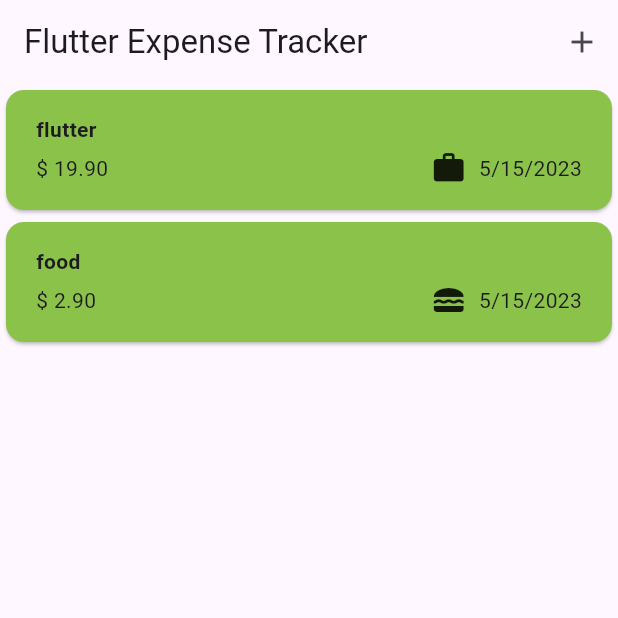
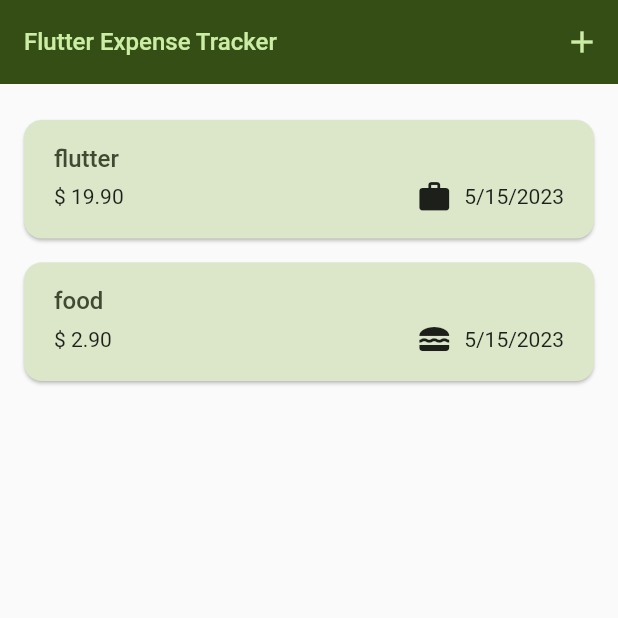
Before and after one commit to CrystalCAI11/flutter-demo, a Flutter app: the screen it shows after launch, on a phone screen of 412 x 824 dp, the top half of it. Run offline on Flutter 3.47's test engine with Material 2 defaults, Android fonts, the phone set to English and light mode, and no system bars; our stand-ins replace get.

Commit message:
add remove features and ThemeData

```diff
--- a/lib/controllers/expenses_controller.dart
+++ b/lib/controllers/expenses_controller.dart
@@ -80,6 +80,21 @@ class ExpensesController extends GetxController {
     selectedCategory.value = Category.food;
   }
 
+  removeExpense(int index, context) {
+    final removedExpense = registeredExpenses[index];
+    registeredExpenses.removeAt(index);
+    ScaffoldMessenger.of(context).clearSnackBars(); // 清除上一个snackbar
+    ScaffoldMessenger.of(context).showSnackBar(
+      SnackBar(
+        duration: const Duration(seconds: 3),
+        content: const Text('Expense deleted.'),
+        action: SnackBarAction(
+            label: 'Undo',
+            onPressed: () => registeredExpenses.insert(index, removedExpense)),
+      ),
+    );
+  }
+
   @override
   void onClose() {
     titleController.dispose();
--- a/lib/main.dart
+++ b/lib/main.dart
@@ -13,15 +13,57 @@ class MyApp extends StatelessWidget {
 
   @override
   Widget build(BuildContext context) {
+    final myColorScheme = ColorScheme.fromSeed(seedColor: Colors.lightGreen);
+    final myDarkColorScheme = ColorScheme.fromSeed(
+        brightness: Brightness.dark, seedColor: Colors.deepPurple);
+
     return GetMaterialApp(
       initialRoute: '/expenses',
       getPages: [
-        GetPage(name: '/expenses', page: () => const Expenses(), binding: ExpensesBinding()),
+        GetPage(
+          name: '/expenses',
+          page: () => const Expenses(),
+          binding: ExpensesBinding(),
+        ),
       ],
       title: 'Flutter Demo',
-      theme: ThemeData(
-       useMaterial3: true
+      theme: ThemeData().copyWith(
+        useMaterial3: true,
+        colorScheme: myColorScheme,
+        appBarTheme: const AppBarTheme().copyWith(
+          backgroundColor: myColorScheme.onPrimaryContainer,
+          foregroundColor: myColorScheme.primaryContainer,
+        ),
+        cardTheme: const CardTheme().copyWith(
+          color: myColorScheme.secondaryContainer,
+          margin: const EdgeInsets.symmetric(horizontal: 16, vertical: 8),
+        ),
+        elevatedButtonTheme: ElevatedButtonThemeData(
+          style: ElevatedButton.styleFrom(
+              backgroundColor: myColorScheme.primaryContainer),
+        ),
+        textTheme: ThemeData().textTheme.copyWith(
+              titleLarge: TextStyle(
+                color: myColorScheme.onSecondaryContainer,
+                fontSize: 16,
+              ),
+            ),
       ),
+      darkTheme: ThemeData.dark().copyWith(
+        useMaterial3: true,
+        colorScheme: myDarkColorScheme,
+        cardTheme: const CardTheme().copyWith(
+          color: myDarkColorScheme.secondaryContainer,
+          margin: const EdgeInsets.symmetric(horizontal: 16, vertical: 8),
+        ),
+        elevatedButtonTheme: ElevatedButtonThemeData(
+          style: ElevatedButton.styleFrom(
+            backgroundColor: myDarkColorScheme.primaryContainer,
+            foregroundColor: myDarkColorScheme.onPrimaryContainer,
+          ),
+        ),
+      ),
+      // themeMode: ThemeMode.dark,
     );
   }
 }
--- a/lib/views/expenses_view.dart
+++ b/lib/views/expenses_view.dart
@@ -10,17 +10,29 @@ class Expenses extends GetView<ExpensesController> {
   @override
   Widget build(BuildContext context) {
     void openAddOverlay() {
-      showModalBottomSheet(context: context, builder: (ctx) => NewExpense());
+      showModalBottomSheet(
+        context: context,
+        builder: (ctx) => NewExpense(),
+      );
     }
+
+    Widget emptyContent = const Center(
+      child: Text('No expenses found.'),
+    );
 
     return Scaffold(
       appBar: AppBar(
         title: const Text('Flutter Expense Tracker'),
         actions: [
-          IconButton(onPressed: openAddOverlay, icon: const Icon(Icons.add))
+          IconButton(
+            onPressed: openAddOverlay,
+            icon: const Icon(Icons.add),
+          )
         ],
       ),
-      body:ExpensesList(),
+      body: Obx(() => controller.registeredExpenses.isEmpty
+          ? emptyContent
+          : ExpensesList()),
     );
   }
 }
--- a/lib/widgets/expense_item.dart
+++ b/lib/widgets/expense_item.dart
@@ -9,7 +9,6 @@ class ExpenseItem extends StatelessWidget {
   @override
   Widget build(BuildContext context) {
     return Card(
-      color: Colors.lightGreen,
       child: Padding(
         padding: const EdgeInsets.symmetric(horizontal: 20, vertical: 16),
         child: Column(
@@ -17,7 +16,7 @@ class ExpenseItem extends StatelessWidget {
           children: [
             Text(
               data.title,
-              style: const TextStyle(fontWeight: FontWeight.bold),
+              style: Theme.of(context).textTheme.titleLarge,
             ),
             const SizedBox(height: 4),
             Row(
--- a/lib/widgets/expenses_list.dart
+++ b/lib/widgets/expenses_list.dart
@@ -9,10 +9,22 @@ class ExpensesList extends StatelessWidget {
 
   @override
   Widget build(BuildContext context) {
-    return Obx(() => ListView.builder(
-          itemCount: controller.registeredExpenses.length, // call几次itemBuilder
-          itemBuilder: (context, index) =>
-              ExpenseItem(controller.registeredExpenses[index]),
-        ));
+    return Obx(
+      () => ListView.builder(
+        padding: const EdgeInsets.only(top: 16),
+        itemCount: controller.registeredExpenses.length, // call几次itemBuilder
+        itemBuilder: (context, index) => Dismissible(
+          key: ValueKey(controller.registeredExpenses[index]),
+          background: Container(
+            color: Theme.of(context).colorScheme.error.withOpacity(0.75),
+            margin: Theme.of(context).cardTheme.margin,
+          ),
+          onDismissed: (direction) {
+            controller.removeExpense(index, context);
+          },
+          child: ExpenseItem(controller.registeredExpenses[index]),
+        ),
+      ),
+    );
   }
 }
```
Also changed, not shown: pubspec.lock.
